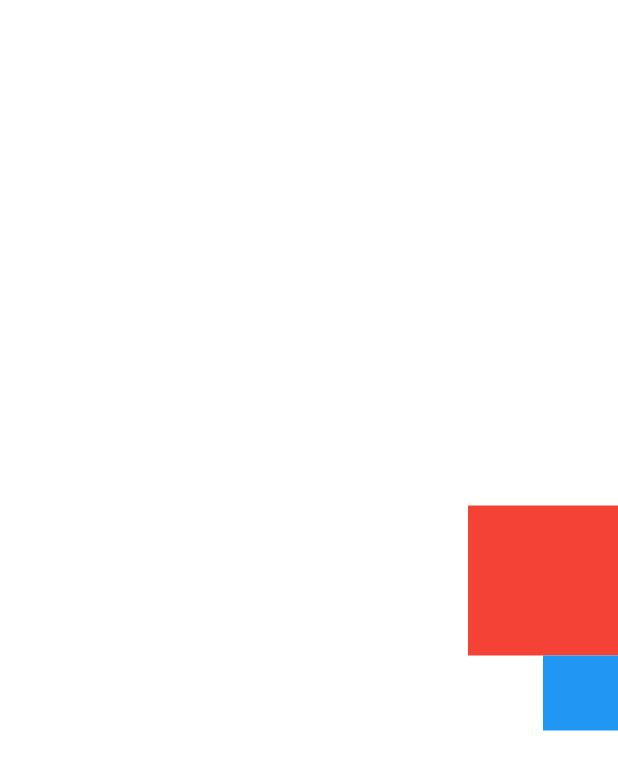
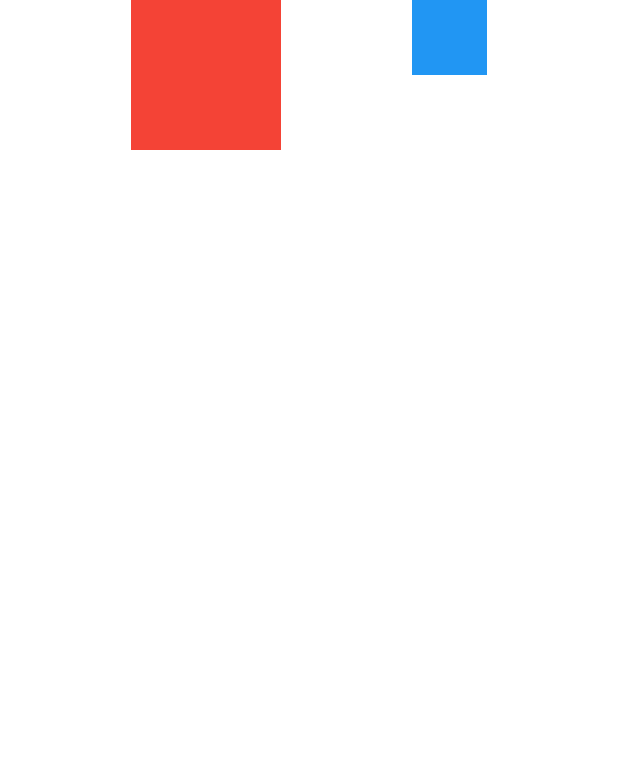
Before and after one commit to Th-Guasti/flutter_wigets_stateless_stateful_imagens_animacoes, a Flutter app: the screen it shows after launch, on a phone screen of 412 x 824 dp. Shown: the top 770 px of the screen. Run offline on Flutter 3.47's test engine with Material 3 defaults, Android fonts, the light colour scheme and no system bars.

Commit message:
explicação de Row

```diff
--- a/lib/main.dart
+++ b/lib/main.dart
@@ -15,9 +15,9 @@ class MyApp extends StatelessWidget {
         colorScheme: ColorScheme.fromSeed(seedColor: Colors.deepPurple),
         useMaterial3: true,
       ),
-      home: Column(
-        mainAxisAlignment: MainAxisAlignment.center,
-        crossAxisAlignment: CrossAxisAlignment.end,
+      home: Row(
+        mainAxisAlignment: MainAxisAlignment.spaceEvenly,
+        crossAxisAlignment: CrossAxisAlignment.start,
         children: [
           Container(
             color: Colors.red,
@@ -29,7 +29,8 @@ class MyApp extends StatelessWidget {
             width: 50,
             height: 50,
           )
-      ]),
+        ],
+      ),
     );
   }
 }
```
Lines whose indentation alone changed are shown as unchanged.
